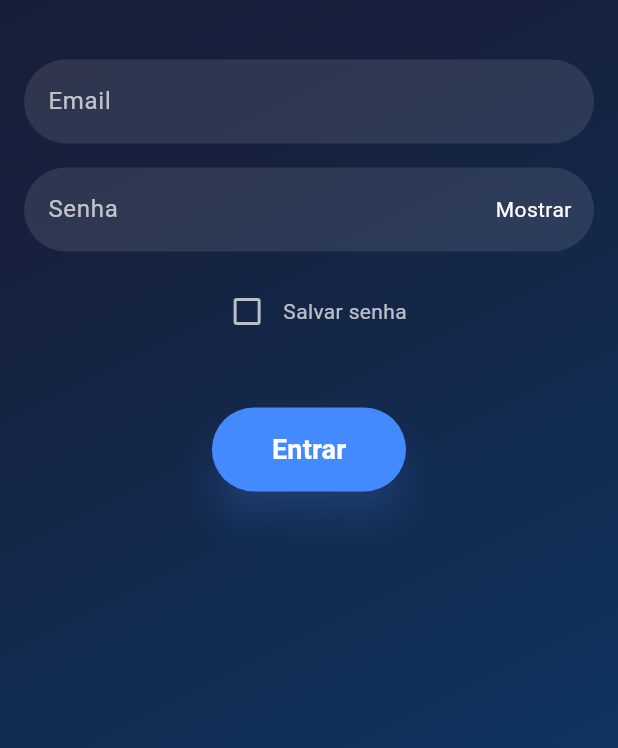
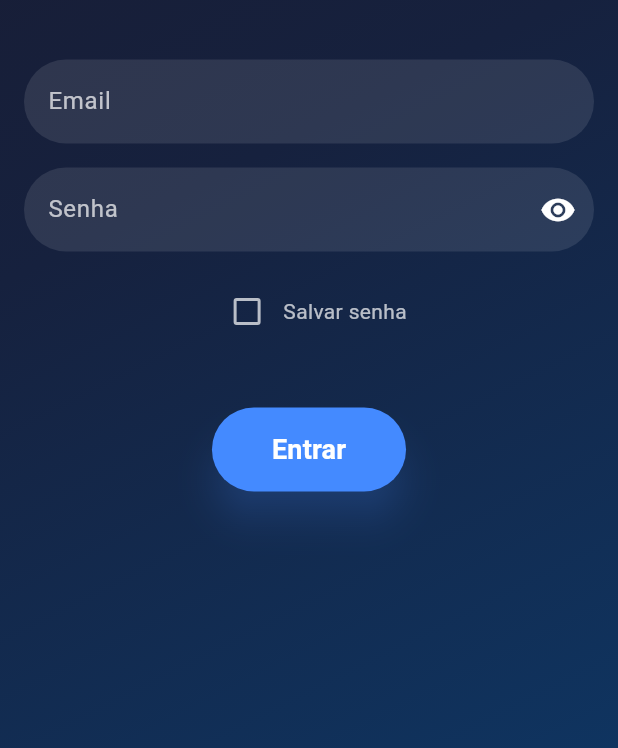
Before and after one commit to WLpereira/StatusDP, a Flutter app: the screen it shows after launch, on a phone screen of 412 x 824 dp, the part 488-1236 px from its top. Run offline on Flutter 3.47's test engine with Material 3 defaults, Android fonts, the light colour scheme and no system bars; our stand-ins replace shared_preferences, supabase_flutter; accounts and stored records are empty.

Commit message:
Adicionando ícone de olho para visualização de senha

```diff
--- a/lib/screens/login_screen.dart
+++ b/lib/screens/login_screen.dart
@@ -254,22 +254,16 @@ class _LoginScreenState extends State<LoginScreen> {
                       borderRadius: BorderRadius.circular(30),
                       borderSide: BorderSide.none,
                     ),
-                    suffixIcon: GestureDetector(
-                      onTap: () {
+                    suffixIcon: IconButton(
+                      icon: Icon(
+                        _obscurePassword ? Icons.visibility : Icons.visibility_off, // Ícone para alternar a visibilidade da senha
+                        color: Colors.white,
+                      ),
+                      onPressed: () {
                         setState(() {
                           _obscurePassword = !_obscurePassword; // Alterna a visibilidade da senha
                         });
                       },
-                      child: Container(
-                        padding: const EdgeInsets.symmetric(horizontal: 15, vertical: 15),
-                        child: Text(
-                          _obscurePassword ? 'Mostrar' : 'Esconder',
-                          style: const TextStyle(
-                            color: Colors.white,
-                            fontSize: 14,
-                          ),
-                        ),
-                      ),
                     ),
                   ),
                   style: const TextStyle(color: Colors.white),
```
Also changed, not shown: assets/fonts/MaterialIcons-Regular.otf (deleted), assets/fonts/MaterialIcons-Regular.ttf (added).
